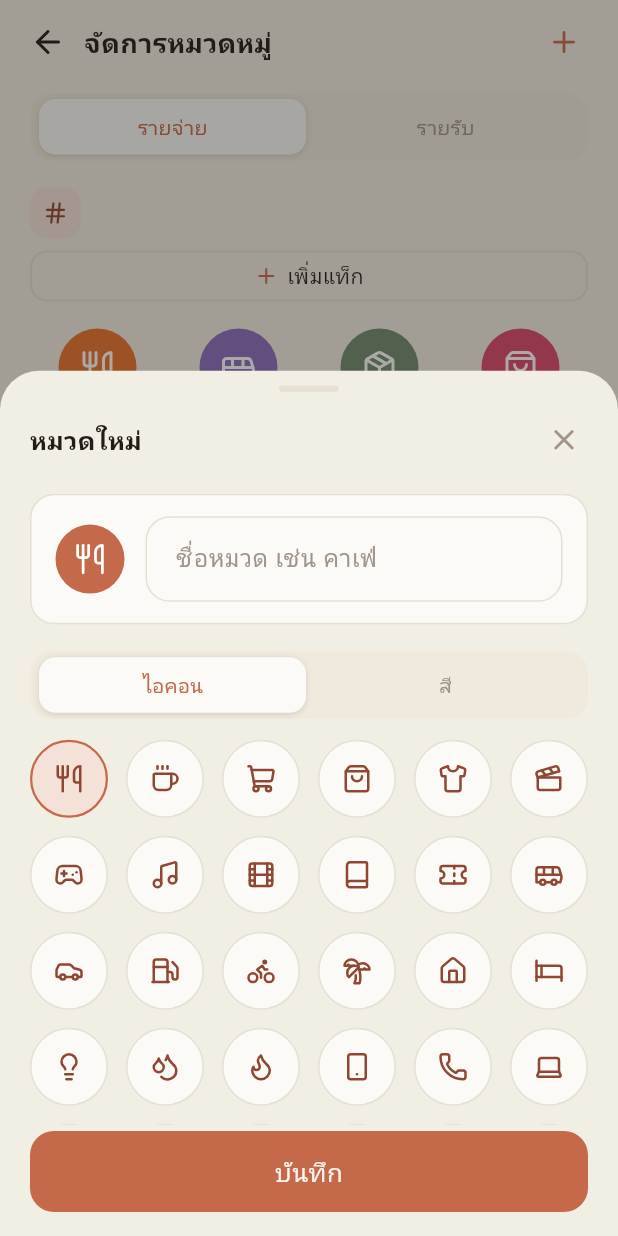
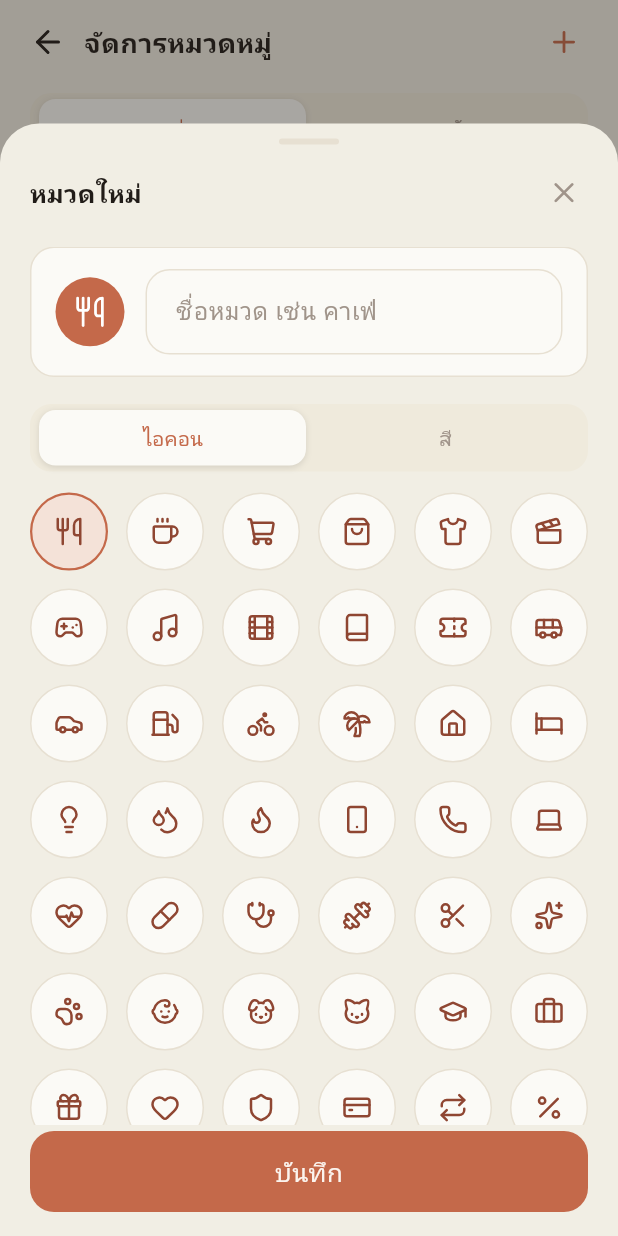
Before and after one commit to AfnanYapu09/-MoneyBun, a Flutter app: the ManageCategoriesScreen screen opened by its route, after a tap on an icon or button, on a phone screen of 412 x 824 dp. Run offline on Flutter 3.47's test engine with Material 3 defaults, Android fonts, the phone set to English and light mode, and no system bars; our stand-ins replace cloud_firestore, drift, drift_flutter, firebase_auth, firebase_core, flutter_riverpod and 6 more; missing offline and left inert: google_mlkit_text_recognition, mobile_scanner, photo_manager; accounts and stored records are empty; generated files the repository leaves out were written again; Roboto replaces fonts that are missing (Ibm Plex Sans Thai, Mitr).

```diff
--- a/lib/core/router/sheets.dart
+++ b/lib/core/router/sheets.dart
@@ -17,20 +17,16 @@ import '../widgets/primary_button.dart';
 
 const _barrier = Color(0x61211C18); // rgba(33,28,24,.38)
 
-/// A form sheet that shows at 70% of the screen and grows to 90% while the
-/// keyboard is up (so the focused field stays visible). Anchored to the bottom.
+/// A form sheet pinned to the bottom at 90% of the screen height.
 class _FormSheetSize extends StatelessWidget {
   const _FormSheetSize({required this.child});
   final Widget child;
 
   @override
   Widget build(BuildContext context) {
-    final typing = MediaQuery.of(context).viewInsets.bottom > 0;
-    return AnimatedFractionallySizedBox(
-      duration: const Duration(milliseconds: 220),
-      curve: Curves.easeOut,
+    return FractionallySizedBox(
       alignment: Alignment.bottomCenter,
-      heightFactor: typing ? 0.9 : 0.7,
+      heightFactor: 0.9,
       child: child,
     );
   }
```
